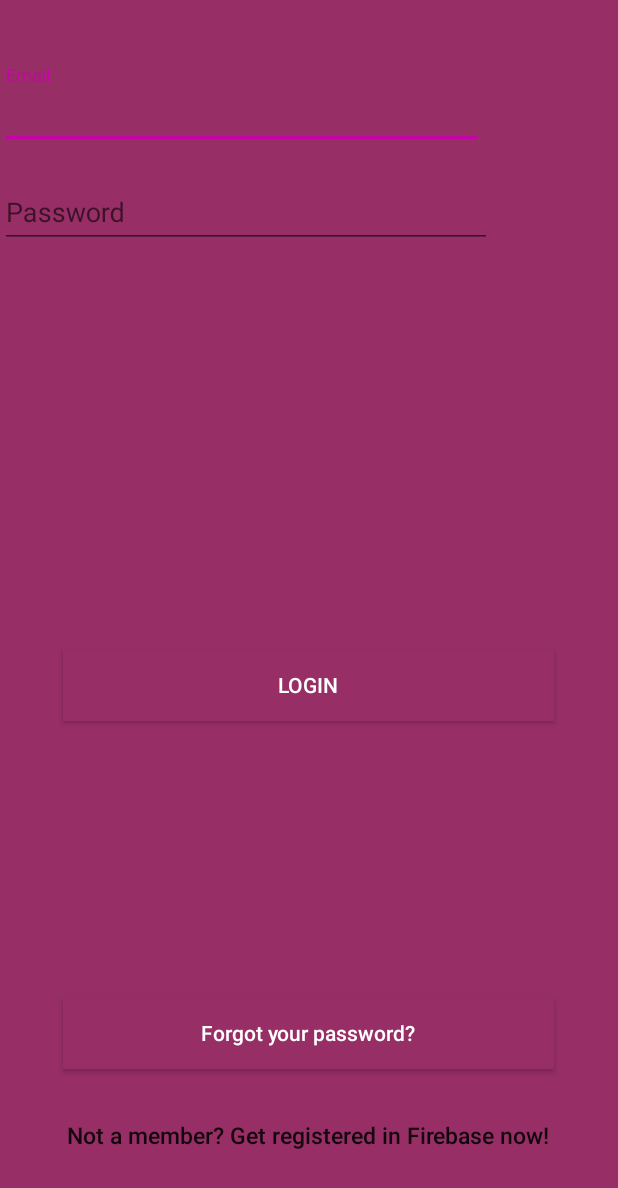
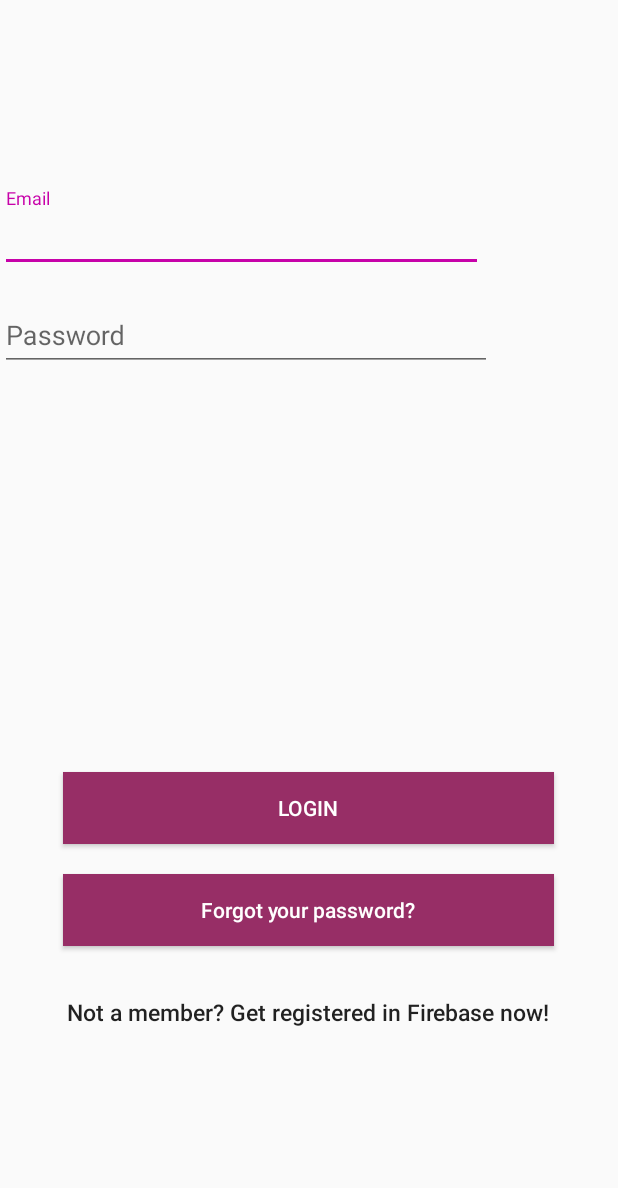
Before and after one commit to Dinknesh/Traffic, an Android app: the layout activity_login.xml on its own in the app's theme, with its tools: preview values and no code run, on a phone screen of 412 x 824 dp. Shown: the top 1188 px of the screen. Run offline under Robolectric (Android 15) with nearby library versions, the light colour scheme and no system bars.

Commit message:
"splashScreen resolu, login et register"

```diff
--- a/app/src/main/java/com/example/amanda/traffic/MainActivity.java
+++ b/app/src/main/java/com/example/amanda/traffic/MainActivity.java
@@ -1,23 +1,14 @@
 package com.example.amanda.traffic;
 
-import android.content.Intent;
-import android.os.Handler;
 import android.support.v7.app.AppCompatActivity;
 import android.os.Bundle;
 
 public class MainActivity extends AppCompatActivity {
-    private static int SPLASH_TIME_OUT = 4000;
 
     @Override
     protected void onCreate(Bundle savedInstanceState) {
         super.onCreate(savedInstanceState);
         setContentView(R.layout.activity_main);
-        new Handler().postDelayed(new Runnable() {
-            @Override
-            public void run() {
-                Intent mIntent = new Intent(MainActivity.this, LoginActivity.class);
-                startActivity(mIntent);
-            }
-        },SPLASH_TIME_OUT);
+
     }
 }
--- a/app/src/main/res/layout/activity_login.xml
+++ b/app/src/main/res/layout/activity_login.xml
@@ -1,5 +1,5 @@
 <?xml version="1.0" encoding="utf-8"?>
-<android.support.design.widget.CoordinatorLayout xmlns:android="http://schemas.android.com/apk/res/android"
+<RelativeLayout xmlns:android="http://schemas.android.com/apk/res/android"
     xmlns:app="http://schemas.android.com/apk/res-auto"
     xmlns:tools="http://schemas.android.com/tools"
     android:layout_width="match_parent"
@@ -9,16 +9,16 @@
 
 
     <LinearLayout
-        android:layout_width="fill_parent"
-        android:layout_height="fill_parent"
-        android:background="@color/colorPrimary"
+        android:layout_width="match_parent"
+        android:layout_height="match_parent"
         android:gravity="center"
         android:orientation="vertical">
 
 
     <android.support.design.widget.TextInputLayout
         android:layout_width="match_parent"
-        android:layout_height="wrap_content">
+        android:layout_height="wrap_content"
+        android:id="@+id/inEmail">
 
         <EditText
             android:id="@+id/email"
@@ -59,9 +59,9 @@
         android:layout_width="327dp"
         android:layout_height="wrap_content"
         android:layout_marginTop="20dip"
-        android:layout_alignParentBottom="true"
         android:layout_centerHorizontal="true"
-        android:layout_marginBottom="164dp"
+        android:layout_marginLeft="10dp"
+        android:layout_marginRight="10dp"
         android:background="#972e66"
         android:text="@string/btn_login"
         android:textColor="#ffff" />
@@ -83,13 +83,14 @@
 
         <Button
             android:id="@+id/btn_signup"
-            android:layout_width="327dp"
+            android:layout_width="wrap_content"
             android:layout_height="wrap_content"
             android:layout_marginTop="20dip"
             android:background="@null"
             android:text="@string/btn_link_to_register"
             android:textAllCaps="false"
-            android:textSize="15dp" />
+            android:textSize="15dp"
+            tools:ignore="OnClick" />
     </LinearLayout>
 
 
@@ -101,4 +102,4 @@
         android:layout_marginBottom="20dp"
         android:visibility="gone" />
 
-</android.support.design.widget.CoordinatorLayout>
+</RelativeLayout>
```
Also changed, not shown: app/src/main/AndroidManifest.xml (+5 -8 lines), app/src/main/java/com/example/amanda/traffic/LoginActivity.java (+6 -3 lines), app/src/main/res/layout/activity_main.xml (+0 -30 lines), 1 other file.
